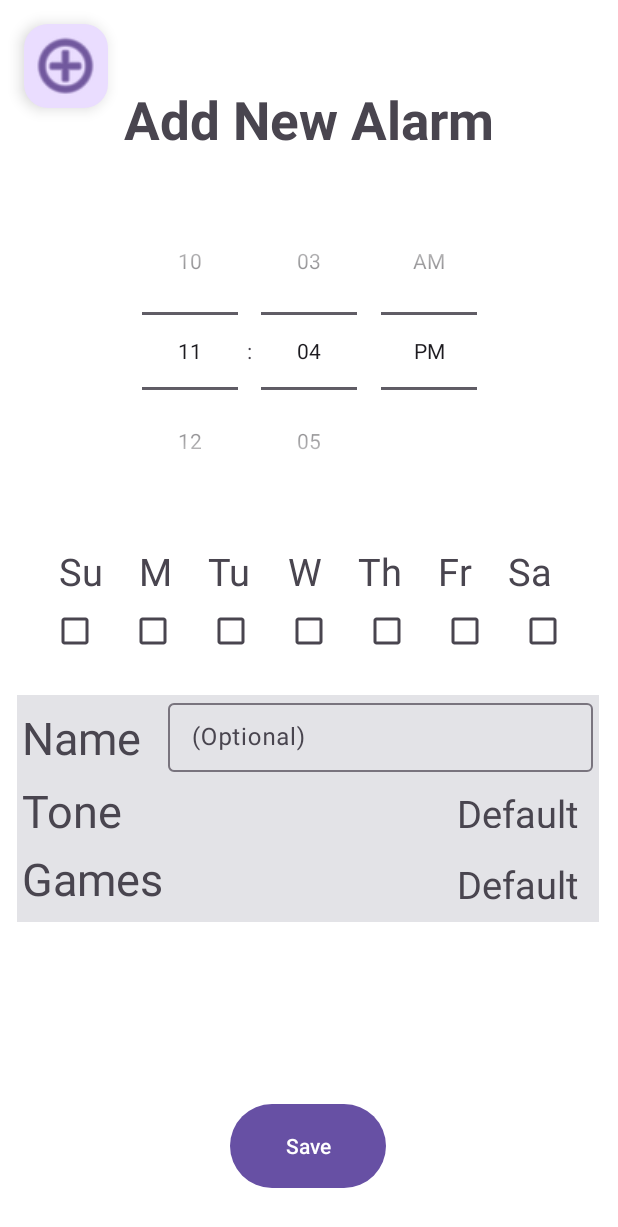
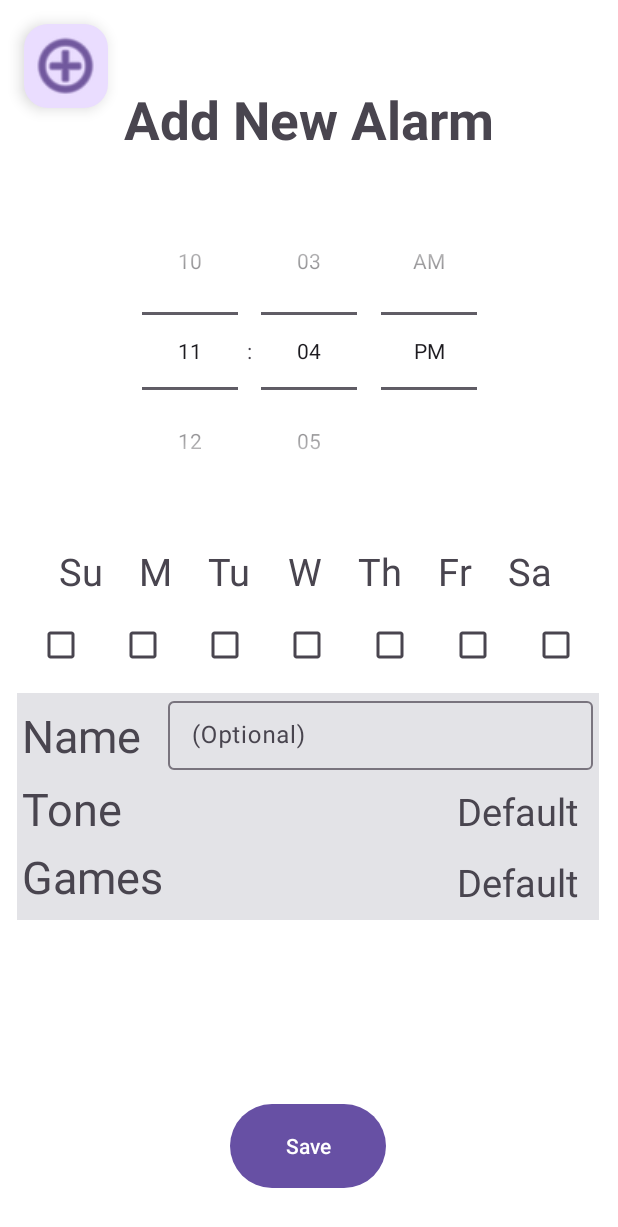
Before and after one commit to cstet23/cisc482-final-project, an Android app: the screen it shows after launch (MainActivity), after a tap on "Add Alarm", on a phone screen of 412 x 824 dp. Shown: the top 1227 px of the screen. Run offline under Robolectric (Android 15) with nearby library versions, the phone set to English and light mode, and no system bars.

Commit message:
added more useful variable names

```diff
--- a/app/src/main/res/layout/fragment_new_alarm.xml
+++ b/app/src/main/res/layout/fragment_new_alarm.xml
@@ -44,8 +44,8 @@
 
     <LinearLayout
         android:id="@+id/linearLayout"
-        android:layout_width="363dp"
-        android:layout_height="45dp"
+        android:layout_width="385dp"
+        android:layout_height="64dp"
         android:layout_marginTop="40dp"
         android:orientation="horizontal"
         app:layout_constraintEnd_toEndOf="parent"
@@ -55,43 +55,43 @@
         <CheckBox
             android:id="@+id/sunday"
             android:layout_width="wrap_content"
-            android:layout_height="wrap_content"
+            android:layout_height="match_parent"
             android:layout_weight="1" />
 
         <CheckBox
             android:id="@+id/monday"
             android:layout_width="wrap_content"
-            android:layout_height="wrap_content"
+            android:layout_height="match_parent"
             android:layout_weight="1" />
 
         <CheckBox
-            android:id="@+id/monday2"
+            android:id="@+id/tuesday"
             android:layout_width="wrap_content"
-            android:layout_height="wrap_content"
+            android:layout_height="match_parent"
             android:layout_weight="1" />
 
         <CheckBox
-            android:id="@+id/monday3"
+            android:id="@+id/wednesday"
             android:layout_width="wrap_content"
-            android:layout_height="wrap_content"
+            android:layout_height="match_parent"
             android:layout_weight="1" />
 
         <CheckBox
-            android:id="@+id/monday4"
+            android:id="@+id/thursday"
             android:layout_width="wrap_content"
-            android:layout_height="wrap_content"
+            android:layout_height="match_parent"
             android:layout_weight="1" />
 
         <CheckBox
-            android:id="@+id/monday5"
+            android:id="@+id/friday"
             android:layout_width="wrap_content"
-            android:layout_height="wrap_content"
+            android:layout_height="match_parent"
             android:layout_weight="1" />
 
         <CheckBox
-            android:id="@+id/monday6"
+            android:id="@+id/saturday"
             android:layout_width="wrap_content"
-            android:layout_height="wrap_content"
+            android:layout_height="match_parent"
             android:layout_weight="1" />
 
     </LinearLayout>
@@ -100,7 +100,6 @@
         android:id="@+id/tableLayout"
         android:layout_width="388dp"
         android:layout_height="151dp"
-        android:layout_marginTop="20dp"
         android:background="#E3E3E7"
         app:layout_constraintEnd_toEndOf="parent"
         app:layout_constraintHorizontal_bias="0.478"
@@ -166,7 +165,7 @@
     </TableLayout>
 
     <Button
-        android:id="@+id/button3"
+        android:id="@+id/save_button"
         android:layout_width="104dp"
         android:layout_height="64dp"
         android:layout_marginBottom="28dp"
```
